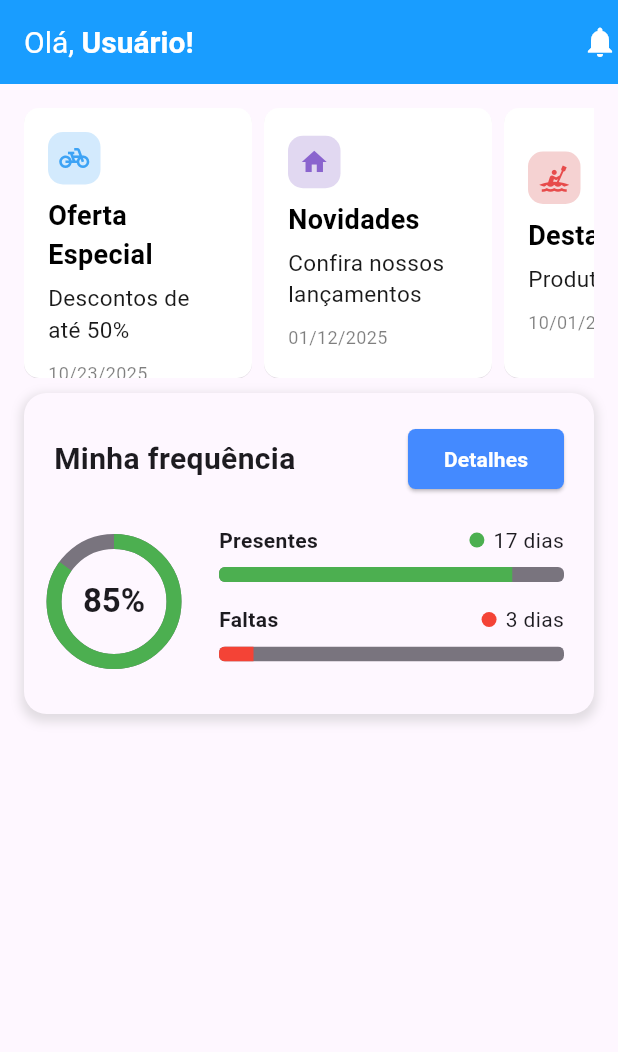
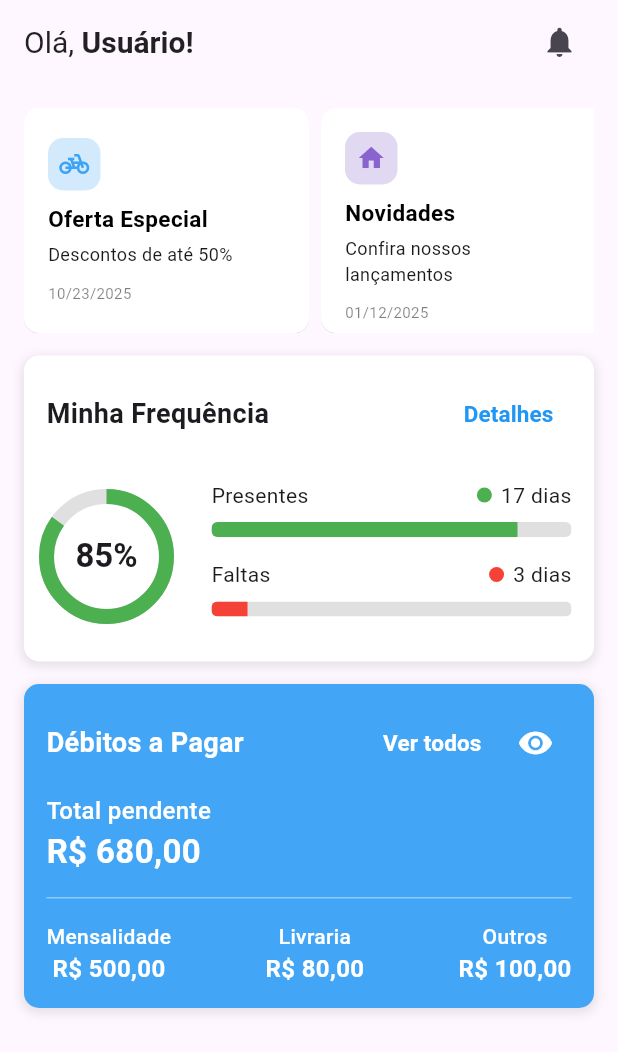
Before and after one commit to RhuanLino/CELC-App, a Flutter app: the HomeScreen screen opened directly, on a phone screen of 412 x 824 dp. Shown: the top 1052 px of the screen. Run offline on Flutter 3.47's test engine with Material 3 defaults, Android fonts, the phone set to English and light mode, and no system bars; drawn by our look-alikes of carousel_slider; our stand-ins replace flutter_secure_storage; accounts and stored records are empty.

Commit message:
adicionando card debitos

```diff
--- /dev/null
+++ b/lib/presentation/pages/components/debitos_card.dart
@@ -0,0 +1,234 @@
+import 'package:flutter/material.dart';
+import 'package:intl/intl.dart';
+
+class DebitosCard extends StatefulWidget {
+  final double? width;
+  final double? valorTotal;
+  final double? valorMensalidade;
+  final double? valorLivraria;
+  final double? valorOutros;
+
+  const DebitosCard({
+    super.key,
+    this.width,
+    this.valorTotal,
+    this.valorMensalidade,
+    this.valorLivraria,
+    this.valorOutros,
+  });
+
+  @override
+  State<DebitosCard> createState() => _DebitosCardState();
+}
+
+class _DebitosCardState extends State<DebitosCard> {
+  bool _showFirstIcon = true; // Variável de controle do ícone
+
+  @override
+  Widget build(BuildContext context) {
+    double valorMensalidade = 500;
+    double valorLivraria = 80;
+    double valorOutros = 100;
+    double valorTotal = valorMensalidade + valorLivraria + valorOutros;
+
+    return Container(
+      width: widget.width ?? 300,
+      padding: const EdgeInsets.all(15),
+      decoration: BoxDecoration(
+        color: Colors.blue[400],
+        borderRadius: BorderRadius.circular(10),
+        boxShadow: [
+          BoxShadow(
+            color: Colors.black.withOpacity(0.1),
+            offset: const Offset(0, 2),
+            spreadRadius: 1,
+            blurRadius: 5,
+          ),
+        ],
+      ),
+      child: Column(
+        mainAxisSize: MainAxisSize.min,
+        children: [
+          Row(
+            mainAxisAlignment: MainAxisAlignment.spaceBetween,
+            children: [
+              const Text(
+                'Débitos a Pagar',
+                style: TextStyle(
+                  fontWeight: FontWeight.bold,
+                  fontSize: 18,
+                  color: Colors.white,
+                ),
+              ),
+
+              Column(
+                children: [
+                  Row(
+                    mainAxisAlignment: MainAxisAlignment.end,
+                    children: [
+                      TextButton(
+                        onPressed: () {},
+                        child: const Text(
+                          'Ver todos',
+                          style: TextStyle(
+                            color: Colors.white,
+                            fontWeight: FontWeight.bold,
+                            fontSize: 15,
+                          ),
+                        ),
+                      ),
+
+                      IconButton(
+                        onPressed: () {
+                          setState(() {
+                            _showFirstIcon = !_showFirstIcon;
+                          });
+                        },
+                        icon: Icon(
+                          _showFirstIcon ? Icons.visibility : Icons.visibility_off,
+                          color: Colors.white,
+                        ),
+                      ),
+                    ],
+                  ),
+                ],
+              ),
+            ],
+          ),
+
+          const SizedBox(height: 10),
+
+          Row(
+            mainAxisAlignment: MainAxisAlignment.start,
+            children: [
+              const Text(
+                'Total pendente',
+                style: TextStyle(
+                  color: Colors.white,
+                  fontWeight: FontWeight.w500,
+                  fontSize: 16,
+                ),
+              ),
+            ],
+          ),
+
+          Row(
+            mainAxisAlignment: MainAxisAlignment.start,
+            children: [
+              Text(
+                'R\$${NumberFormat.currency(locale: 'pt_BR', symbol: '').format(valorTotal)}',
+                style: TextStyle(
+                  color: Colors.white,
+                  fontSize: 22,
+                  fontWeight: FontWeight.bold,
+                ),
+              ),
+            ],
+          ),
+
+          const SizedBox(height: 15),
+
+          // Linha dividindo
+          Divider(height: 1, thickness: 1, color: Colors.blue[200]),
+
+          const SizedBox(height: 15),
+
+          Row(
+            mainAxisAlignment: MainAxisAlignment.spaceBetween,
+            children: [
+              Column(
+                children: [
+                  Row(
+                    children: [
+                      const Text(
+                        'Mensalidade',
+                        style: TextStyle(
+                          color: Colors.white,
+                          fontWeight: FontWeight.w500,
+                          fontSize: 14,
+                        ),
+                      ),
+                    ],
+                  ),
+
+                  Row(
+                    children: [
+                      Text(
+                        'R\$${NumberFormat.currency(locale: 'pt_BR', symbol: '').format(valorMensalidade)}',
+                        style: TextStyle(
+                          color: Colors.white,
+                          fontSize: 16,
+                          fontWeight: FontWeight.bold,
+                        ),
+                      ),
+                    ],
+                  ),
+                ],
+              ),
+
+              Column(
+                children: [
+                  Row(
+                    children: [
+                      const Text(
+                        'Livraria',
+                        style: TextStyle(
+                          color: Colors.white,
+                          fontWeight: FontWeight.w500,
+                          fontSize: 14,
+                        ),
+                      ),
+                    ],
+                  ),
+
+                  Row(
+                    children: [
+                      Text(
+                        'R\$${NumberFormat.currency(locale: 'pt_BR', symbol: '').format(valorLivraria)}',
+                        style: TextStyle(
+                          color: Colors.white,
+                          fontSize: 16,
+                          fontWeight: FontWeight.bold,
+                        ),
+                      ),
+                    ],
+                  ),
+                ],
+              ),
+
+              Column(
+                children: [
+                  Row(
+                    children: [
+                      const Text(
+                        'Outros',
+                        style: TextStyle(
+                          color: Colors.white,
+                          fontWeight: FontWeight.w500,
+                          fontSize: 14,
+                        ),
+                      ),
+                    ],
+                  ),
+
+                  Row(
+                    children: [
+                      Text(
+                        'R\$${NumberFormat.currency(locale: 'pt_BR', symbol: '').format(valorOutros)}',
+                        style: TextStyle(
+                          color: Colors.white,
+                          fontSize: 16,
+                          fontWeight: FontWeight.bold,
+                        ),
+                      ),
+                    ],
+                  ),
+                ],
+              ),
+            ],
+          ),
+        ],
+      ),
+    );
+  }
+}
--- a/lib/presentation/pages/components/frequencia_progress.dart
+++ b/lib/presentation/pages/components/frequencia_progress.dart
@@ -28,16 +28,16 @@
 
     return Container(
       width: width ?? 300,
-      padding: const EdgeInsets.all(20),
+      padding: const EdgeInsets.all(15),
       decoration: BoxDecoration(
-        color: theme.cardColor,
-        borderRadius: BorderRadius.circular(15),
+        color: Colors.white,
+        borderRadius: BorderRadius.circular(10),
         boxShadow: [
           BoxShadow(
-            color: Colors.grey.withOpacity(0.3),
-            spreadRadius: 2,
+            color: Colors.black.withOpacity(0.1),
+            offset: Offset(0, 2),
+            spreadRadius: 1,
             blurRadius: 5,
-            offset: const Offset(0, 3),
           ),
         ],
       ),
@@ -49,29 +49,20 @@
             children: [
               // Text presentes
               const Text(
-                'Minha frequência',
+                'Minha Frequência',
+                style: TextStyle(fontWeight: FontWeight.bold, fontSize: 18),
+              ),
+              TextButton(
+                onPressed: () {},
+                child: const Text(
+                  'Detalhes',
                   style: TextStyle(
+                    color: Colors.blue,
                     fontWeight: FontWeight.bold,
-                  fontSize: 20
+                    fontSize: 15,
                   ),
                 ),
-              ElevatedButton(
-                onPressed: () {},
-                style: ElevatedButton.styleFrom(
-                  backgroundColor: Colors.blueAccent,
-                  shape: RoundedRectangleBorder(
-                    borderRadius: BorderRadius.circular(5),
               ),
-                ),
-                child:
-                  const Text(
-                    'Detalhes',
-                    style: TextStyle(
-                      fontWeight: FontWeight.bold,
-                      color: Colors.white
-                    ),
-                  ),
-                )
             ],
           ),
           const SizedBox(height: 20),
@@ -96,9 +87,12 @@
                           child: CircularProgressIndicator(
                             value: percentage / 100,
                             strokeWidth: 10, // mais espesso para destacar
-                            backgroundColor: theme.dividerColor,
+                            backgroundColor: Colors.grey[300],
                             valueColor: AlwaysStoppedAnimation<Color>(
-                              _getPercentageColor(percentage, defaultPrimaryColor),
+                              _getPercentageColor(
+                                percentage,
+                                defaultPrimaryColor,
+                              ),
                             ),
                           ),
                         ),
@@ -111,7 +105,7 @@
                       ],
                     ),
                   ),
-                  const SizedBox(height: 4)
+                  const SizedBox(height: 4),
                 ],
               ),
               const SizedBox(width: 30),
@@ -128,11 +122,14 @@
                         // Text presentes
                         const Text(
                           'Presentes',
-                        style: TextStyle(
-                          fontWeight: FontWeight.bold,
+                          style: TextStyle(fontSize: 14.0),
                         ),
+                        _buildDayInfo(
+                          'Presente',
+                          presentDays,
+                          defaultPrimaryColor,
+                          theme,
                         ),
-                        _buildDayInfo('Presente', presentDays, defaultPrimaryColor, theme),
                       ],
                     ),
 
@@ -143,7 +140,7 @@
                       borderRadius: BorderRadius.circular(4),
                       child: LinearProgressIndicator(
                         value: percentage / 100,
-                        backgroundColor: theme.dividerColor,
+                        backgroundColor: Colors.grey[300],
                         valueColor: AlwaysStoppedAnimation<Color>(
                           _getPercentageColor(percentage, defaultPrimaryColor),
                         ),
@@ -156,13 +153,13 @@
                     Row(
                       mainAxisAlignment: MainAxisAlignment.spaceBetween,
                       children: [
-                        const Text(
-                          'Faltas',
-                          style: TextStyle(
-                            fontWeight: FontWeight.bold,
+                        const Text('Faltas', style: TextStyle(fontSize: 14.0)),
+                        _buildDayInfo(
+                          'Ausente',
+                          absentDays,
+                          defaultAbsentColor,
+                          theme,
                         ),
-                        ),
-                        _buildDayInfo('Ausente', absentDays, defaultAbsentColor, theme),
                       ],
                     ),
                     const SizedBox(height: 8),
@@ -171,9 +168,12 @@
                       borderRadius: BorderRadius.circular(4),
                       child: LinearProgressIndicator(
                         value: percentageAbsent / 100,
-                        backgroundColor: theme.dividerColor,
+                        backgroundColor: Colors.grey[300],
                         valueColor: AlwaysStoppedAnimation<Color>(
-                          _getPercentageColor(percentageAbsent, defaultAbsentColor),
+                          _getPercentageColor(
+                            percentageAbsent,
+                            defaultAbsentColor,
+                          ),
                         ),
                         minHeight: 10,
                       ),
@@ -195,16 +195,10 @@
         Container(
           width: 10,
           height: 10,
-          decoration: BoxDecoration(
-            color: color,
-            shape: BoxShape.circle,
-          ),
+          decoration: BoxDecoration(color: color, shape: BoxShape.circle),
         ),
         const SizedBox(width: 6),
-        Text(
-          '$days dias',
-          style: theme.textTheme.bodyMedium,
-        ),
+        Text('$days dias', style: theme.textTheme.bodyMedium),
       ],
     );
   }
--- a/lib/presentation/pages/home/home_screen.dart
+++ b/lib/presentation/pages/home/home_screen.dart
@@ -1,5 +1,7 @@
 import 'package:carousel_slider/carousel_slider.dart';
+import 'package:celc_app/presentation/pages/components/debitos_card.dart';
 import 'package:celc_app/presentation/pages/components/frequencia_progress.dart';
+import 'package:celc_app/presentation/pages/consultas/consultas_screen.dart';
 import 'package:flutter/material.dart';
 
 class HomeScreen extends StatelessWidget {
@@ -53,7 +55,7 @@
         title: RichText(
           text: TextSpan(
             text: 'Olá, ',
-            style: TextStyle(color: Colors.white, fontSize: 20),
+            style: TextStyle(color: Colors.black87, fontSize: 20),
             children: [
               TextSpan(
                 text: 'Usuário!',
@@ -62,8 +64,16 @@
             ],
           ),
         ),
-        backgroundColor: Color(0xFF199DFF),
-        actions: [Icon(Icons.notifications, color: Colors.white)],
+        actionsPadding: EdgeInsets.only(right: 15),
+        actions: <Widget>[
+          IconButton(
+            icon: const Icon(Icons.notifications),
+            tooltip: 'Abrir notificações',
+            onPressed: () {
+              Navigator.push(context, MaterialPageRoute(builder: (context) => ConsultasScreen()));
+            },
+          ),
+        ],
       ),
       body: SingleChildScrollView(
         child: Padding(
@@ -72,19 +82,20 @@
             children: [
               LayoutBuilder(
                 builder: (context, constraints) {
-                  final itemWidth = constraints.maxWidth * 0.4; // 40% da largura
+                  final itemWidth =
+                      constraints.maxWidth * 0.5; // 40% da largura
                   final margin = 8.0; // Espaçamento entre itens
 
                   return CarouselSlider(
                     options: CarouselOptions(
                       initialPage: 0,
-                      height: 180.0,
+                      height: 150.0,
                       autoPlay: false,
-                      viewportFraction: (itemWidth + margin) / constraints.maxWidth,
+                      viewportFraction:
+                          (itemWidth + margin) / constraints.maxWidth,
                       enableInfiniteScroll: false,
                       padEnds: false,
                       autoPlayInterval: Duration(seconds: 6),
-
                     ),
                     items:
                         items.map((item) {
@@ -125,7 +136,7 @@
                                     item['title'],
                                     style: TextStyle(
                                       color: Colors.black,
-                                      fontSize: 18.0,
+                                      fontSize: 15.0,
                                       fontWeight: FontWeight.bold,
                                     ),
                                   ),
@@ -134,7 +145,7 @@
                                     item['subtitle'],
                                     style: TextStyle(
                                       color: Colors.black.withOpacity(0.9),
-                                      fontSize: 15.0,
+                                      fontSize: 12.0,
                                     ),
                                   ),
                                   SizedBox(height: 10.0),
@@ -142,7 +153,7 @@
                                     item['data'],
                                     style: TextStyle(
                                       color: Colors.black.withOpacity(0.5),
-                                      fontSize: 12.0,
+                                      fontSize: 10.0,
                                     ),
                                   ),
                                 ],
@@ -151,10 +162,10 @@
                           );
                         }).toList(),
                   );
-                }
+                },
               ),
               Container(
-                margin: EdgeInsets.only(top: 10),
+                margin: EdgeInsets.only(top: 15),
                 child: FrequenciaProgress(
                   percentage: 85,
                   percentageAbsent: 10,
@@ -166,6 +177,10 @@
                   absentColor: Colors.red, // custom absent color
                 ),
               ),
+              Container(
+                margin: EdgeInsets.only(top: 15),
+                child: DebitosCard(width: 500),
+              ),
             ],
           ),
         ),
--- a/pubspec.yaml
+++ b/pubspec.yaml
@@ -16,6 +16,7 @@
   flutter_secure_storage: ^9.2.4
   provider: ^6.1.5
   carousel_slider: ^5.0.0
+  intl: ^0.20.2
 
   cupertino_icons: ^1.0.8
 
```
Also changed, not shown: lib/assets/images/celc_logo.svg (added), pubspec.lock. Lines whose indentation alone changed are shown as unchanged.
